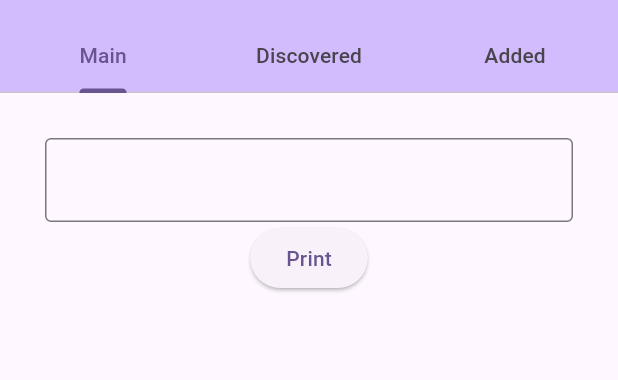
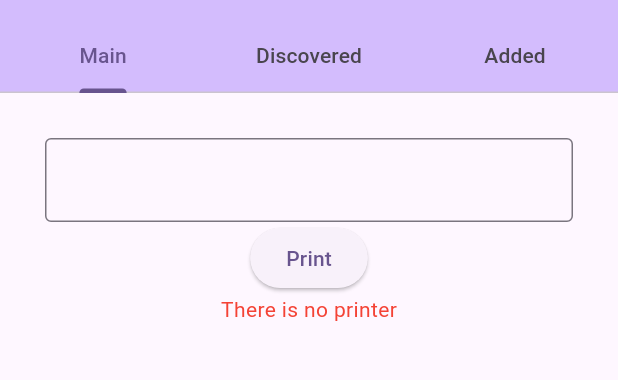
Before and after one commit to sgsm74/printer_test, a Flutter app: the screen it shows after launch, after a tap on "Print", on a phone screen of 412 x 824 dp, the part 63-443 px from its top. Run offline on Flutter 3.47's test engine with Material 2 defaults, Android fonts, the light colour scheme and no system bars; our stand-ins replace bloc_concurrency, dartz, equatable, flutter_bloc, get_it, hive and 3 more; missing offline and left inert: queue; accounts and stored records are empty.

Commit message:
chore: some change

```diff
--- a/lib/core/widgets/add_printer_dialog.dart
+++ b/lib/core/widgets/add_printer_dialog.dart
@@ -23,7 +23,7 @@ class _AddPrinterDialogState extends State<AddPrinterDialog> {
 
   @override
   void initState() {
-    controller.text = widget.printer.usecaseName ?? '';
+    controller.text = widget.printer.usecaseName;
     super.initState();
   }
 
--- a/lib/main.dart
+++ b/lib/main.dart
@@ -18,7 +18,6 @@ void main() async {
 class MyApp extends StatelessWidget {
   const MyApp({super.key});
 
-  // This widget is the root of your application.
   @override
   Widget build(BuildContext context) {
     return MaterialApp(
@@ -82,6 +81,7 @@ class MainPage extends StatefulWidget {
 class _MainPageState extends State<MainPage> {
   List<BusinessPrinters> addedPrinters = [];
   final textEditingController = TextEditingController();
+  String printerError = '';
   @override
   void initState() {
     getPrinters(context, addedPrinters);
@@ -107,7 +107,11 @@ class _MainPageState extends State<MainPage> {
               ),
               ElevatedButton(
                   onPressed: () => _startPrinting(context),
-                  child: const Text('Print'))
+                  child: const Text('Print')),
+              Text(
+                printerError,
+                style: const TextStyle(color: Colors.red),
+              )
             ],
           ),
         );
@@ -125,8 +129,12 @@ class _MainPageState extends State<MainPage> {
         },
       ),
     );
+    if (addedPrinters.isEmpty) {
+      setState(() {
+        printerError = 'There is no printer';
+      });
+    }
     for (var printer in addedPrinters) {
-      print(printer);
       BlocProvider.of<PrinterBloc>(context)
           .add(StartPrintingEvent(printer: printer, pdf: await doc.save()));
     }
--- a/lib/printer/data/repositories/printer_repository_impl.dart
+++ b/lib/printer/data/repositories/printer_repository_impl.dart
@@ -24,8 +24,7 @@ class PrinterRepositoryImpl extends PrinterRepository {
     try {
       return Right(await localDataSource.getPrinters());
     } on HiveException catch (_) {
-      return const Left(
-          DbFailure(message: 'loc!.application.printer_not_exist'));
+      return const Left(DbFailure(message: 'There is no printer'));
     }
   }
 
@@ -37,8 +36,7 @@ class PrinterRepositoryImpl extends PrinterRepository {
       await localDataSource.savePrinters(printer);
       return Right(OK());
     } on HiveException catch (_) {
-      return const Left(
-          DbFailure(message: 'loc!.application.printer_not_exist'));
+      return const Left(DbFailure(message: 'There is no printer'));
     }
   }
 
@@ -87,7 +85,7 @@ class PrinterRepositoryImpl extends PrinterRepository {
         return Right(OK());
       } else {
         throw const PrinterException(
-          message: 'loc!.application.printer_not_connected',
+          message: 'There is no connected printer',
         );
       }
     } on PrinterException catch (e) {
@@ -102,7 +100,7 @@ class PrinterRepositoryImpl extends PrinterRepository {
       return Right(OK());
     } on HiveException catch (_) {
       return const Left(
-        DbFailure(message: 'loc!.application.error_delete_print_operation'),
+        DbFailure(message: 'Delete printer failed'),
       );
     }
   }
```
